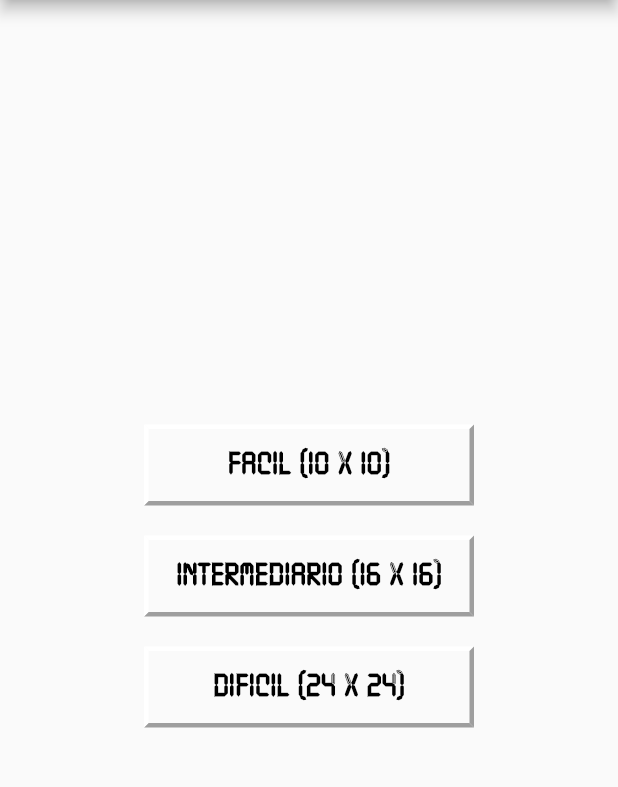
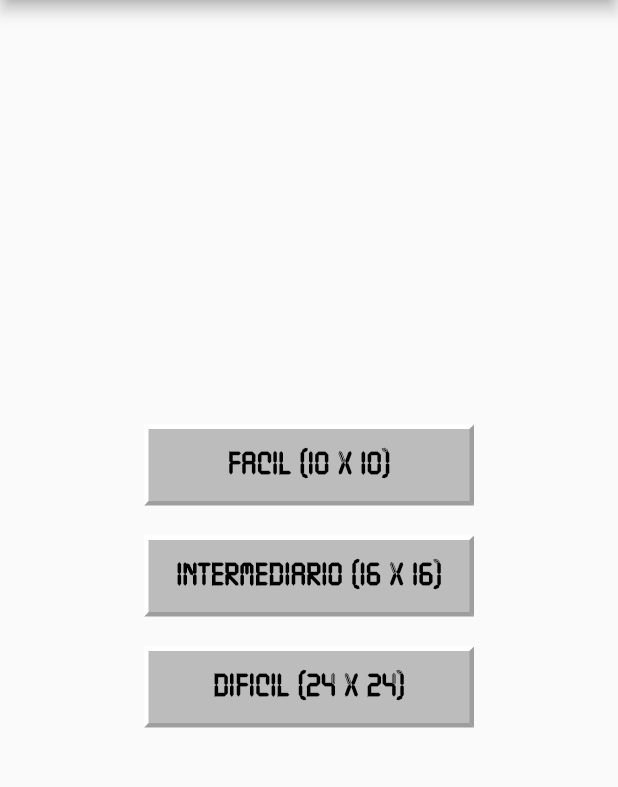
Before and after one commit to thiagotn/minesweeper, a Flutter app: the screen it shows after launch, on a phone screen of 412 x 824 dp, the part 84-871 px from its top. Run offline on Flutter 3.47's test engine with Material 2 defaults, Android fonts, the phone set to English and light mode, and no system bars; our stand-ins replace flutter_svg.

Commit message:
feat: layout level page

```diff
--- a/lib/pages/home.page.dart
+++ b/lib/pages/home.page.dart
@@ -19,7 +19,7 @@ class HomePage extends StatelessWidget {
           children: [
             Container(
               width: 220,
-              decoration: buildBoxDecorationOut(),
+              decoration: buildBoxDecorationButton(),
               child: TextButton(
                 onPressed: () => {
                   print("fácil"),
@@ -47,7 +47,7 @@ class HomePage extends StatelessWidget {
             ),
             Container(
               width: 220,
-              decoration: buildBoxDecorationOut(),
+              decoration: buildBoxDecorationButton(),
               child: TextButton(
                 onPressed: () => {
                   print("intermediário"),
@@ -75,7 +75,7 @@ class HomePage extends StatelessWidget {
             ),
             Container(
               width: 220,
-              decoration: buildBoxDecorationOut(),
+              decoration: buildBoxDecorationButton(),
               child: TextButton(
                 onPressed: () => {
                   print("difícil"),
--- a/lib/themes/theme.dart
+++ b/lib/themes/theme.dart
@@ -103,3 +103,15 @@ BoxDecoration buildBoxDecorationOut() {
     ),
   );
 }
+
+BoxDecoration buildBoxDecorationButton() {
+  return BoxDecoration(
+    color: Color(0xffbcbcbc),
+    border: Border(
+      top: BorderSide(color: Colors.white, width: 3.0),
+      left: BorderSide(color: Colors.white, width: 3.0),
+      bottom: BorderSide(color: Colors.grey, width: 3.0),
+      right: BorderSide(color: Colors.grey, width: 3.0),
+    ),
+  );
+}
```
